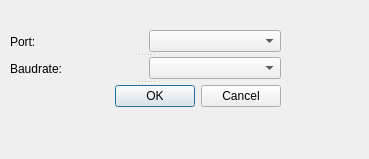
FelixTheC/TimeIsMoney-TimeIsMoneySerial_CMake, file serialoptions.ui: the form before one commit.
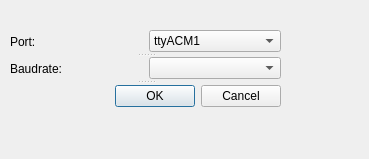
The form after the commit.

Diff of the .ui file:
```diff
--- a/serialoptions.ui
+++ b/serialoptions.ui
@@ -39,7 +39,13 @@
        </widget>
       </item>
       <item>
-       <widget class="QComboBox" name="comboBox"/>
+       <widget class="QComboBox" name="comboBox">
+        <item>
+         <property name="text">
+          <string>ttyACM1</string>
+         </property>
+        </item>
+       </widget>
       </item>
      </layout>
     </widget>
```
